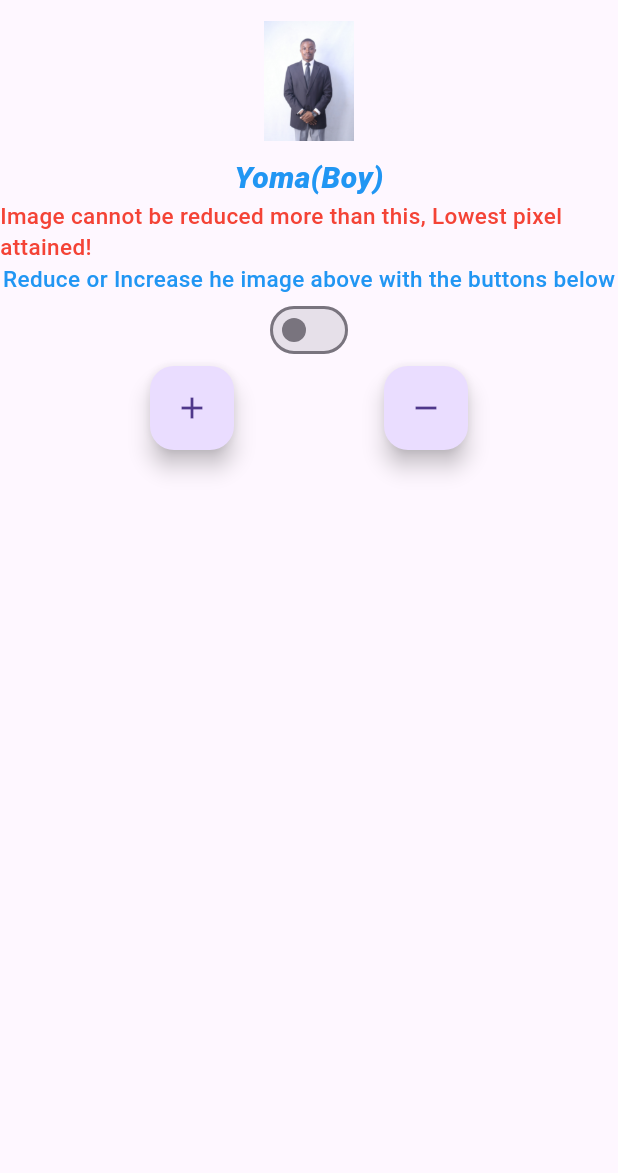
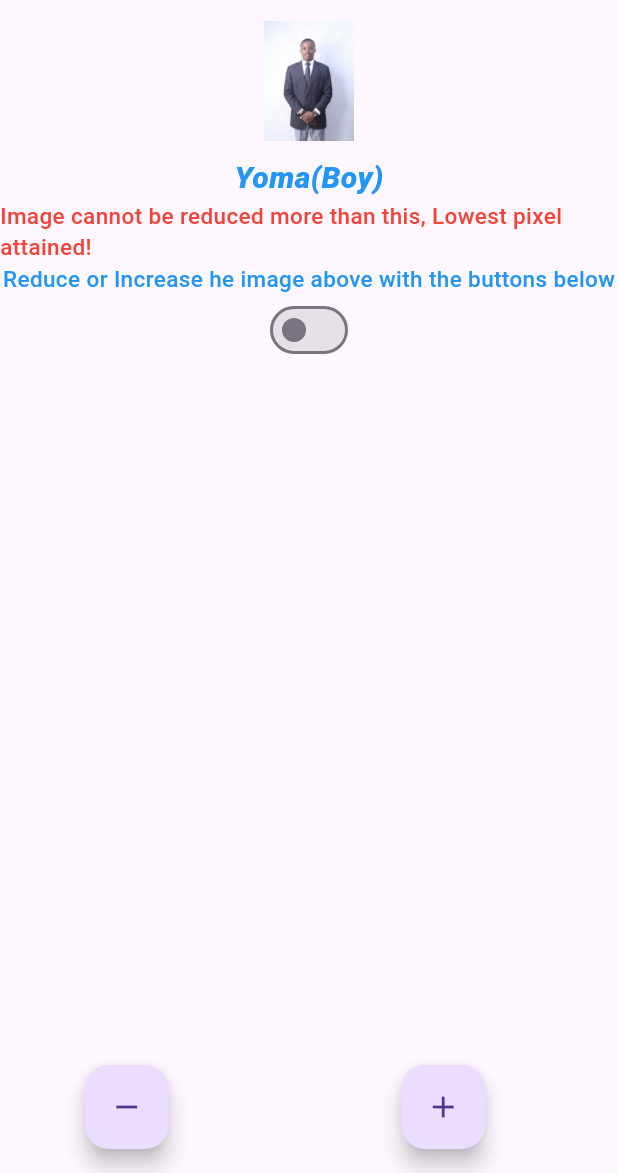
Before and after one commit to Onome15/asset, a Flutter app: the screen it shows after launch, after a tap on the "remove" icon, on a phone screen of 412 x 824 dp, the part 63-1236 px from its top. Run offline on Flutter 3.47's test engine with Material 3 defaults, Android fonts, the phone set to English and light mode, and no system bars; our stand-ins replace google_fonts.

Commit message:
updated the buttons positions

```diff
--- a/lib/main.dart
+++ b/lib/main.dart
@@ -125,23 +125,24 @@ class ImageSizeScreenState extends State<ImageSizeScreen> {
             value: isSwitched,
             onChanged: toggleSwitch,
           ),
-          Row(
-            mainAxisAlignment: MainAxisAlignment.spaceEvenly,
-            children: [
-              FloatingActionButton(
-                onPressed: incrementImageSize,
-                tooltip: 'Increase',
-                child: const Icon(Icons.add),
-              ),
-              FloatingActionButton(
-                onPressed: decrementImageSize,
-                tooltip: 'Decrease',
-                child: const Icon(Icons.remove),
-              ),
-            ],
-          )
         ],
       )),
+      floatingActionButton: Row(
+        mainAxisAlignment: MainAxisAlignment.spaceEvenly,
+        children: <Widget>[
+          FloatingActionButton(
+            onPressed: decrementImageSize,
+            tooltip: 'Decrement',
+            child: const Icon(Icons.remove),
+          ),
+          const SizedBox(width: 10), // Adds spacing between the buttons
+          FloatingActionButton(
+            onPressed: incrementImageSize,
+            tooltip: 'Increment',
+            child: const Icon(Icons.add),
+          ),
+        ],
+      ),
     );
   }
 }
```
